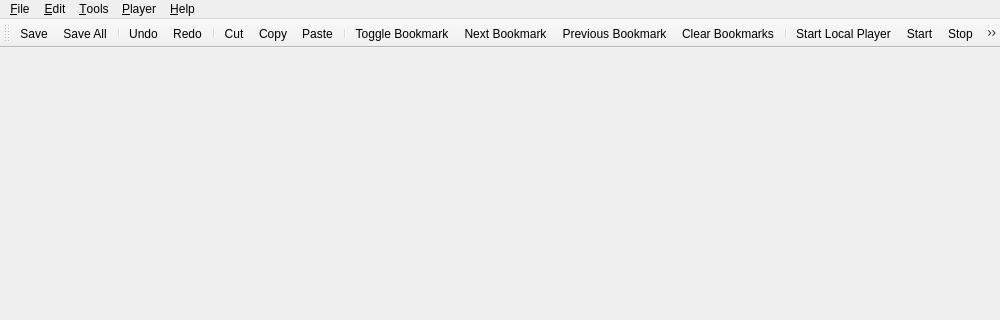
Qt form ui/mainwindow.ui (gideros/gideros) before a commit; both pictures show x 0 to 1000 and y 0 to 320 of the 1000 by 750 pixel window.
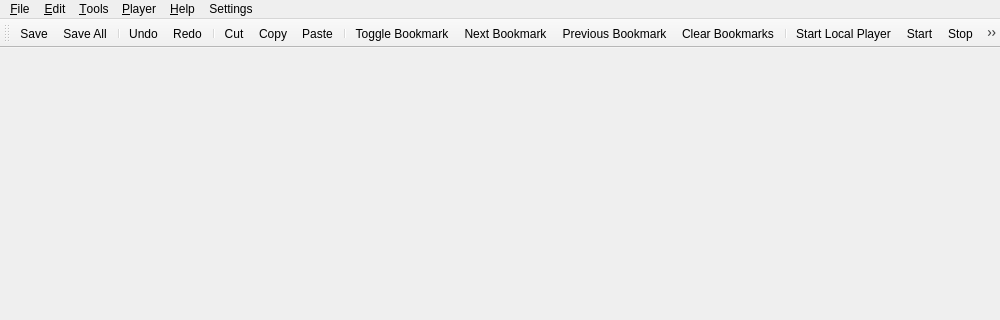
The same form after that commit.

Commit message: 1) UI .qss (QT StyleSheets) themes support. 2) Editor .ini themes support (QScintilla + Lua lexer + C++ lexer). 3) HTML output.

What changed in the file:
```diff
--- a/ui/mainwindow.ui
+++ b/ui/mainwindow.ui
@@ -33,7 +33,7 @@
      <x>0</x>
      <y>0</y>
      <width>1000</width>
-     <height>31</height>
+     <height>21</height>
     </rect>
    </property>
    <widget class="QMenu" name="menuFile">
@@ -124,11 +124,20 @@
     <addaction name="separator"/>
     <addaction name="actionAbout_Gideros_Studio"/>
    </widget>
+   <widget class="QMenu" name="menuSettings">
+    <property name="title">
+     <string>Settings</string>
+    </property>
+    <addaction name="actionUI_Theme"/>
+    <addaction name="actionEditor_Theme"/>
+    <addaction name="actionUI_and_Editor_Theme"/>
+   </widget>
    <addaction name="menuFile"/>
    <addaction name="menu_Edit"/>
    <addaction name="menuCompile"/>
    <addaction name="menuPlayer"/>
    <addaction name="menuHelp"/>
+   <addaction name="menuSettings"/>
   </widget>
   <widget class="QToolBar" name="mainToolBar">
    <property name="windowTitle">
```
Left out of the diff: 15 changed lines with no effect on the pictures. The commit also changes 6 other files.
